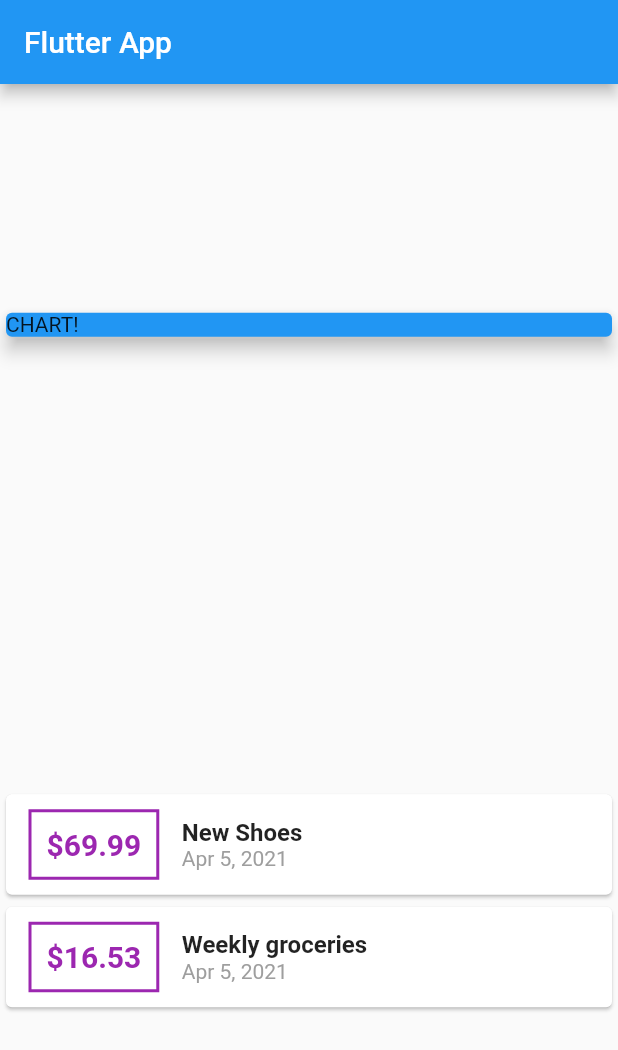
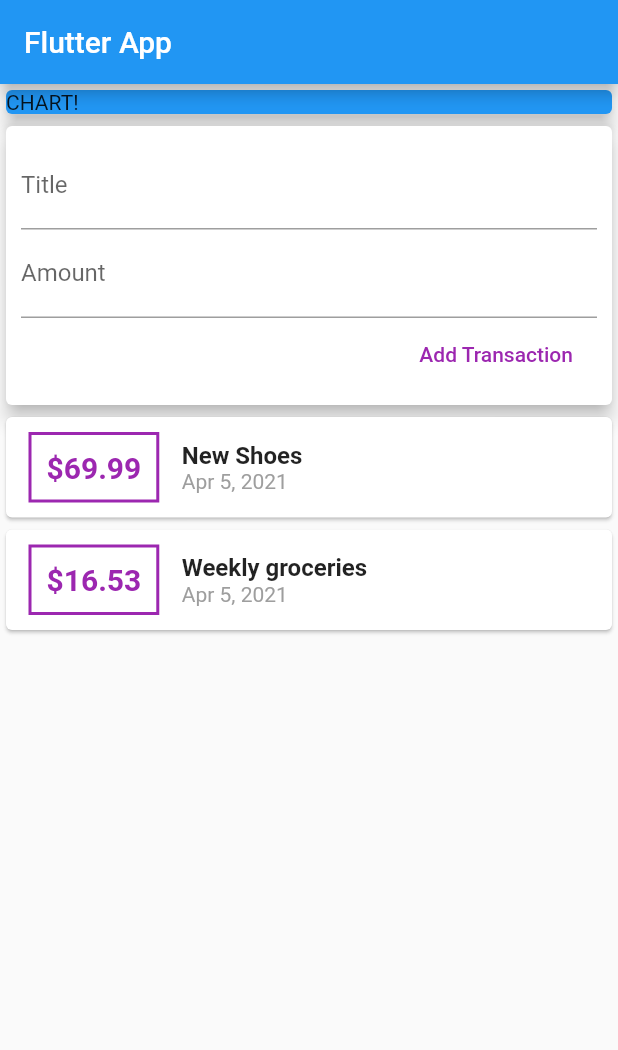
Before and after one commit to Mark-DSouza/WeeklyExpenseTracker, a Flutter app: the screen it shows after launch, on a phone screen of 412 x 824 dp. Shown: the top 1050 px of the screen. Run offline on Flutter 3.47's test engine with Material 2 defaults, Android fonts, the phone set to English and light mode, and no system bars.

Commit message:
Commit functional new transaction input

```diff
--- a/lib/main.dart
+++ b/lib/main.dart
@@ -1,7 +1,6 @@
 import 'package:flutter/material.dart';
-import 'package:intl/intl.dart';
 
-import './transaction.dart';
+import './widgets/user_transactions.dart';
 
 void main() {
   runApp(MyApp());
@@ -17,22 +16,7 @@
   }
 }
 
-// Hitomi Tantannaka
 class MyHomePage extends StatelessWidget {
-  final List<Transaction> transactions = [
-    Transaction(
-      id: 't1',
-      title: 'New Shoes',
-      amount: 69.99,
-      date: DateTime.now(),
-    ),
-    Transaction(
-      id: 't2',
-      title: 'Weekly groceries',
-      amount: 16.53,
-      date: DateTime.now(),
-    ),
-  ];
   @override
   Widget build(BuildContext context) {
     return Scaffold(
@@ -40,7 +24,7 @@
         title: Text('Flutter App'),
       ),
       body: Column(
-        mainAxisAlignment: MainAxisAlignment.spaceAround,
+        // mainAxisAlignment: MainAxisAlignment.spaceAround,
         crossAxisAlignment: CrossAxisAlignment.stretch,
         children: [
           Container(
@@ -53,57 +37,7 @@
               elevation: 5,
             ),
           ),
-          Column(
-            children: [
-              ...transactions.map((tx) {
-                return Card(
-                  child: Row(
-                    children: [
-                      Container(
-                        padding: EdgeInsets.all(10),
-                        margin: EdgeInsets.symmetric(
-                          vertical: 10,
-                          horizontal: 15,
-                        ),
-                        decoration: BoxDecoration(
-                          border: Border.all(
-                            color: Colors.purple,
-                            width: 2,
-                          ),
-                        ),
-                        child: Text(
-                          '\$${tx.amount}',
-                          style: TextStyle(
-                            color: Colors.purple,
-                            fontWeight: FontWeight.bold,
-                            fontSize: 20,
-                          ),
-                        ),
-                      ),
-                      Column(
-                        crossAxisAlignment: CrossAxisAlignment.start,
-                        children: [
-                          Text(
-                            tx.title,
-                            style: TextStyle(
-                              fontSize: 16,
-                              fontWeight: FontWeight.bold,
-                            ),
-                          ),
-                          Text(
-                            DateFormat.yMMMd().format(tx.date),
-                            style: TextStyle(
-                              color: Colors.grey,
-                            ),
-                          ),
-                        ],
-                      ),
-                    ],
-                  ),
-                );
-              })
-            ],
-          ),
+          UserTransactions(),
         ],
       ),
     );
--- /dev/null
+++ b/lib/widgets/new_transaction.dart
@@ -0,0 +1,43 @@
+import 'package:flutter/material.dart';
+
+class NewTransaction extends StatelessWidget {
+  final titleController = TextEditingController();
+  final amountController = TextEditingController();
+
+  final Function addTx;
+  NewTransaction(this.addTx);
+
+  @override
+  Widget build(BuildContext context) {
+    return Card(
+            elevation: 5,
+            child: Container(
+              padding: EdgeInsets.all(10),
+              child: Column(
+                crossAxisAlignment: CrossAxisAlignment.end,
+                children: [
+                  TextField(
+                    decoration: InputDecoration(
+                      labelText: 'Title',
+                    ),
+                    controller: titleController,
+                  ),
+                  TextField(
+                    decoration: InputDecoration(
+                      labelText: 'Amount',
+                    ),
+                    controller: amountController,
+                  ),
+                  FlatButton(
+                    onPressed: () {
+                      addTx(titleController.text, double.parse(amountController.text),);
+                    },
+                    child: Text('Add Transaction'),
+                    textColor: Colors.purple,
+                  ),
+                ],
+              ),
+            ),
+          );
+  }
+}
--- /dev/null
+++ b/lib/widgets/transaction_list.dart
@@ -0,0 +1,65 @@
+import 'package:flutter/material.dart';
+import 'package:intl/intl.dart';
+
+import '../models/transaction.dart';
+
+class TransactionList extends StatelessWidget {
+  final List<Transaction> transactions;
+
+  TransactionList(this.transactions);
+
+  @override
+  Widget build(BuildContext context) {
+    return Column(
+            children: [
+              ...transactions.map((tx) {
+                return Card(
+                  child: Row(
+                    children: [
+                      Container(
+                        padding: EdgeInsets.all(10),
+                        margin: EdgeInsets.symmetric(
+                          vertical: 10,
+                          horizontal: 15,
+                        ),
+                        decoration: BoxDecoration(
+                          border: Border.all(
+                            color: Colors.purple,
+                            width: 2,
+                          ),
+                        ),
+                        child: Text(
+                          '\$${tx.amount}',
+                          style: TextStyle(
+                            color: Colors.purple,
+                            fontWeight: FontWeight.bold,
+                            fontSize: 20,
+                          ),
+                        ),
+                      ),
+                      Column(
+                        crossAxisAlignment: CrossAxisAlignment.start,
+                        children: [
+                          Text(
+                            tx.title,
+                            style: TextStyle(
+                              fontSize: 16,
+                              fontWeight: FontWeight.bold,
+                            ),
+                          ),
+                          Text(
+                            DateFormat.yMMMd().format(tx.date),
+                            style: TextStyle(
+                              color: Colors.grey,
+                            ),
+                          ),
+                        ],
+                      ),
+                    ],
+                  ),
+                );
+              })
+            ],
+          );
+  }
+}
--- /dev/null
+++ b/lib/widgets/user_transactions.dart
@@ -0,0 +1,53 @@
+import 'package:flutter/material.dart';
+
+import './new_transaction.dart';
+import './transaction_list.dart';
+
+import '../models/transaction.dart';
+
+class UserTransactions extends StatefulWidget {
+  @override
+  _UserTransactionsState createState() => _UserTransactionsState();
+}
+
+class _UserTransactionsState extends State<UserTransactions> {
+  final List<Transaction> _userTransactions = [
+    Transaction(
+      id: 't1',
+      title: 'New Shoes',
+      amount: 69.99,
+      date: DateTime.now(),
+    ),
+    Transaction(
+      id: 't2',
+      title: 'Weekly groceries',
+      amount: 16.53,
+      date: DateTime.now(),
+    ),
+  ];
+
+  void _addNewTransaction(String title, double amount) {
+    setState(
+      () {
+        _userTransactions.add(
+          Transaction(
+            title: title,
+            amount: amount,
+            date: DateTime.now(),
+            id: DateTime.now().toString(),
+          ),
+        );
+      }
+    );
+  }
+
+  @override
+  Widget build(BuildContext context) {
+    return Column(
+      children: [
+        NewTransaction(_addNewTransaction),
+        TransactionList(_userTransactions),
+      ],
+    );
+  }
+}
```
Also changed, not shown: lib/models/transaction.dart (renamed from lib/transaction.dart).
